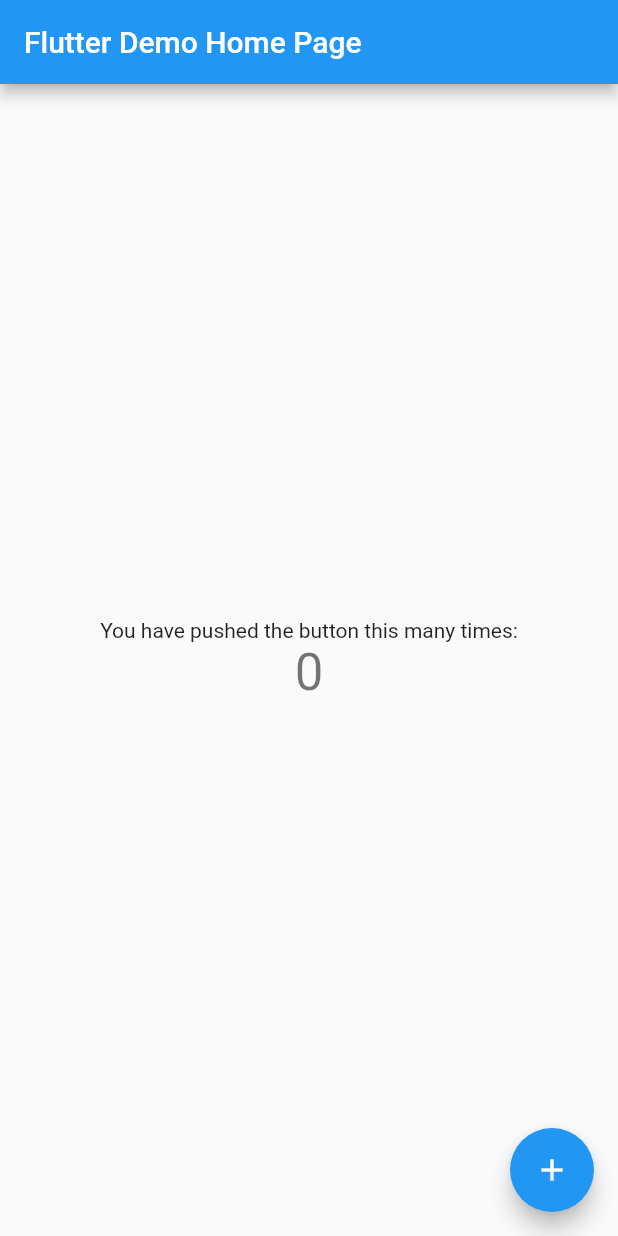
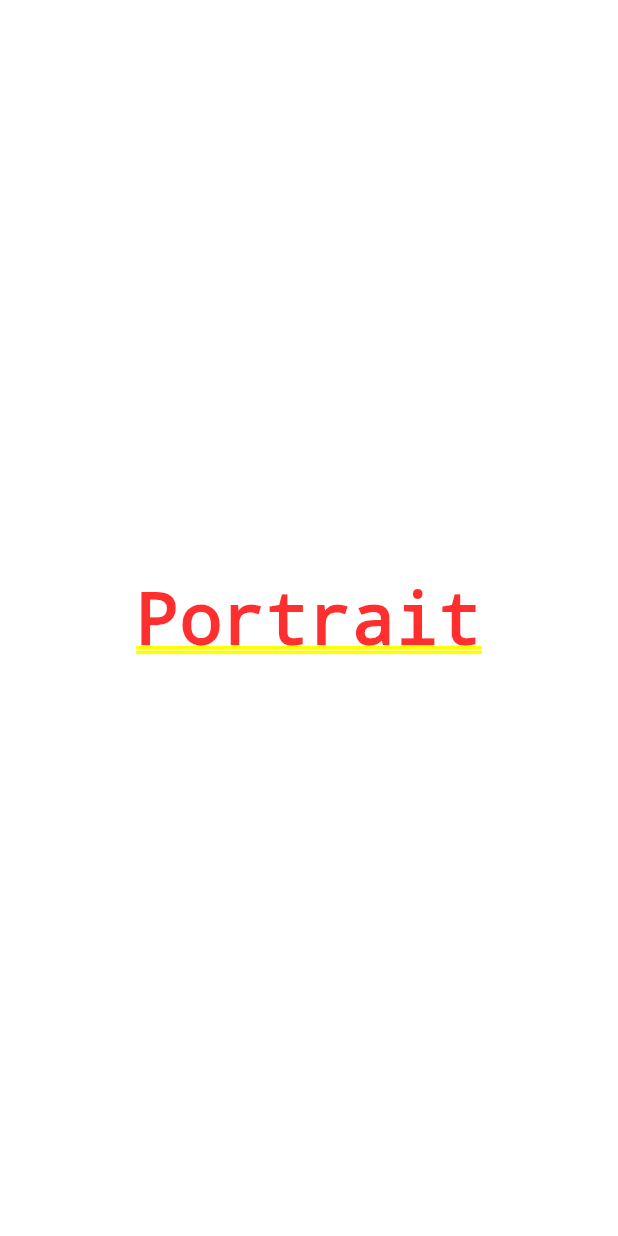
Before and after one commit to fortinjoffrey/flutter_basics_samples, a Flutter app: the screen it shows after launch, on a phone screen of 412 x 824 dp. Run offline on Flutter 3.47's test engine with Material 2 defaults, Android fonts, the phone set to English and light mode, and no system bars.

Commit message:
Use of InheritedWidget MediaQuery

```diff
--- a/lib/main.dart
+++ b/lib/main.dart
@@ -5,61 +5,38 @@
 }
 
 class MyApp extends StatelessWidget {
+  // This widget is the root of your application.
   @override
   Widget build(BuildContext context) {
+    print('MyApp build called');
     return MaterialApp(
       title: 'Flutter Demo',
       theme: ThemeData(
         primarySwatch: Colors.blue,
+        visualDensity: VisualDensity.adaptivePlatformDensity,
       ),
-      home: MyHomePage(title: 'Flutter Demo Home Page'),
+      home: MyMainPage(),
     );
   }
 }
 
-class MyHomePage extends StatefulWidget {
-  MyHomePage({Key? key, required this.title}) : super(key: key);
-
-  final String title;
-
+class MyMainPage extends StatelessWidget {
   @override
-  _MyHomePageState createState() => _MyHomePageState();
+  Widget build(BuildContext context) {
+    print('MyMainPage build called');
+    return MyHomePage();
+  }
 }
 
-class _MyHomePageState extends State<MyHomePage> {
-  int _counter = 0;
-
-  void _incrementCounter() {
-    setState(() {
-      _counter++;
-    });
-  }
-
+class MyHomePage extends StatelessWidget {
   @override
   Widget build(BuildContext context) {
-    return Scaffold(
-      appBar: AppBar(
-        title: Text(widget.title),
-      ),
-      body: Center(
-        child: Column(
-          mainAxisAlignment: MainAxisAlignment.center,
-          children: <Widget>[
-            Text(
-              'You have pushed the button this many times:',
-            ),
-            Text(
-              '$_counter',
-              style: Theme.of(context).textTheme.headline4,
-            ),
-          ],
-        ),
-      ),
-      floatingActionButton: FloatingActionButton(
-        onPressed: _incrementCounter,
-        tooltip: 'Increment',
-        child: Icon(Icons.add),
-      ),
-    );
+    print('MyHome build called');
+    final orientation = MediaQuery.of(context).orientation;
+    if (orientation == Orientation.landscape) {
+      return Center(child: Text('Landscape'));
+    } else {
+      return Center(child: Text('Portrait'));
+    }
   }
 }
```
